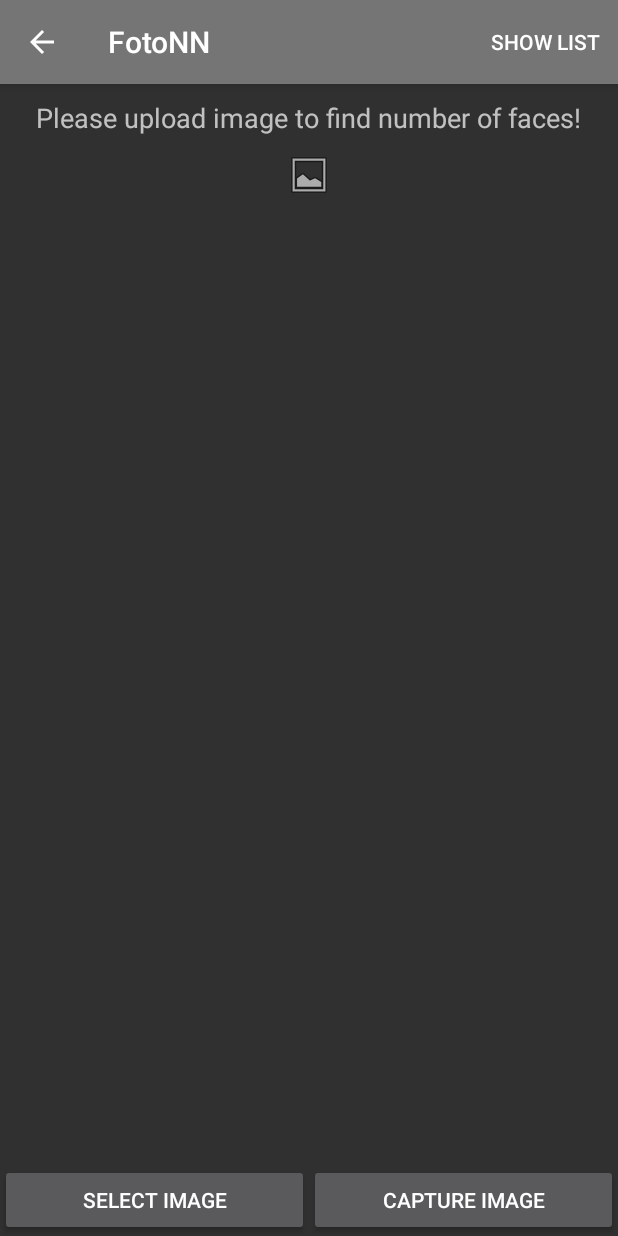
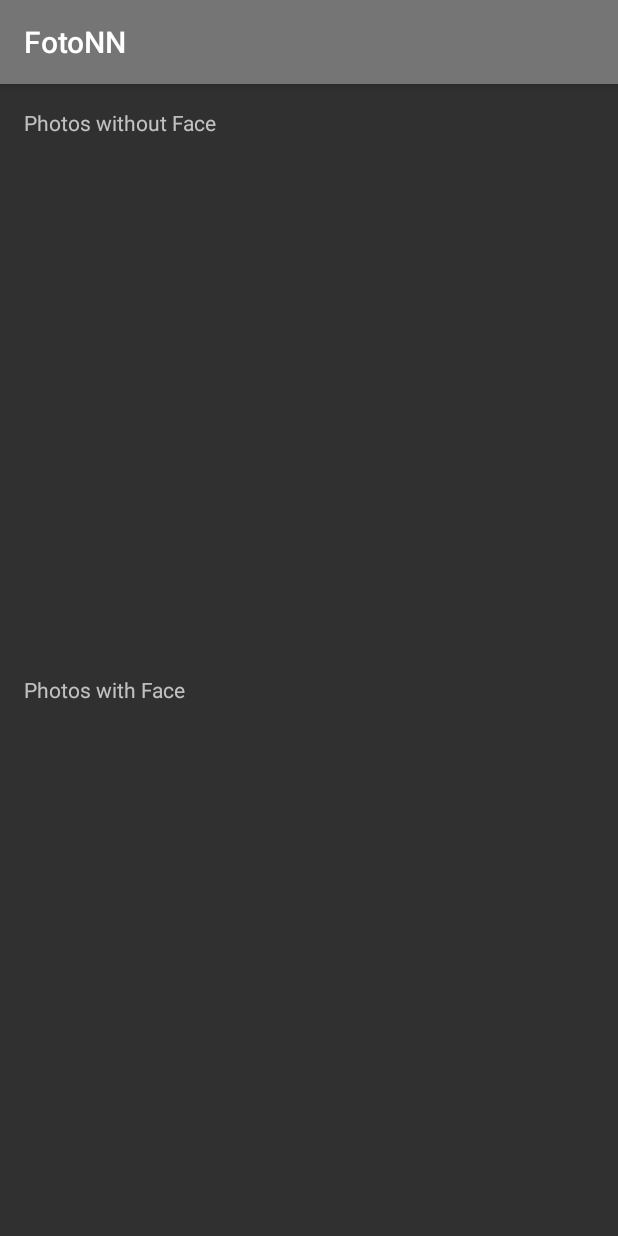
Before and after one commit to yadav-rahul/FotoNN, an Android app: the DetectFace screen opened directly, with no data from a screen before it, after a tap on "SHOW LIST", on a phone screen of 412 x 824 dp. Run offline under Robolectric (Android 15) with nearby library versions, the phone set to English and light mode, and no system bars; libraries missing offline, so code that uses them is left out: com.microsoft.projectoxford; pictures from the network do not load; 2 statements that could not run were skipped.

Commit message:
Add ListActivity

```diff
--- a/app/src/main/java/com/cfd/rahul/fotonn/DetectFace.java
+++ b/app/src/main/java/com/cfd/rahul/fotonn/DetectFace.java
@@ -1,8 +1,7 @@
 package com.cfd.rahul.fotonn;
 
 import android.Manifest;
-import android.app.Activity;
-import android.app.ProgressDialog;
+import android.app.*;
 import android.content.ContentValues;
 import android.content.Context;
 import android.content.DialogInterface;
@@ -487,6 +486,8 @@ public class DetectFace extends AppCompatActivity {
         //noinspection SimplifiableIfStatement
         if (id == R.id.action_settings) {
             //open list of images classified into differnt categories
+            Intent i = new Intent(this, ListActivity.class);
+            startActivity(i);
             return true;
         }
 
--- a/app/src/main/java/com/cfd/rahul/fotonn/FotoNN.java
+++ b/app/src/main/java/com/cfd/rahul/fotonn/FotoNN.java
@@ -152,11 +152,6 @@ public class FotoNN extends AppCompatActivity {
         this.sendBroadcast(mediaScanIntent);
     }
 
-
-    private void ListImages() {
-        Intent intent = new Intent(getBaseContext(), ListImagesActivity.class);
-        startActivity(intent);
-    }
 
     private void SelectImageFromGallery() {
         Intent intent = new Intent();
--- /dev/null
+++ b/app/src/main/java/com/cfd/rahul/fotonn/ListActivity.java
@@ -0,0 +1,13 @@
+package com.cfd.rahul.fotonn;
+
+import android.support.v7.app.AppCompatActivity;
+import android.os.Bundle;
+
+public class ListActivity extends AppCompatActivity {
+
+    @Override
+    protected void onCreate(Bundle savedInstanceState) {
+        super.onCreate(savedInstanceState);
+        setContentView(R.layout.activity_list);
+    }
+}
--- /dev/null
+++ b/app/src/main/res/layout/activity_list.xml
@@ -0,0 +1,55 @@
+<?xml version="1.0" encoding="utf-8"?>
+<LinearLayout xmlns:android="http://schemas.android.com/apk/res/android"
+    xmlns:tools="http://schemas.android.com/tools"
+    android:id="@+id/activity_list"
+    android:layout_width="match_parent"
+    android:layout_height="match_parent"
+    android:orientation="vertical"
+    android:paddingBottom="@dimen/activity_vertical_margin"
+    android:paddingLeft="@dimen/activity_horizontal_margin"
+    android:paddingRight="@dimen/activity_horizontal_margin"
+    android:paddingTop="@dimen/activity_vertical_margin"
+    tools:context="com.cfd.rahul.fotonn.ListActivity">
+
+    <LinearLayout
+        android:layout_width="match_parent"
+        android:layout_height="match_parent"
+        android:layout_weight="1"
+        android:orientation="vertical">
+
+        <TextView
+            android:layout_width="match_parent"
+            android:layout_height="wrap_content"
+            android:text="Photos without Face" />
+
+        <ListView
+            android:layout_marginTop="10dp"
+            android:id="@+id/no_face_list"
+            android:layout_width="match_parent"
+            android:layout_height="match_parent"
+            android:layout_weight="1" />
+    </LinearLayout>
+
+
+    <LinearLayout
+        android:layout_width="match_parent"
+        android:layout_height="match_parent"
+        android:layout_weight="1"
+        android:orientation="vertical">
+
+        <TextView
+            android:layout_marginTop="10dp"
+
+            android:layout_width="match_parent"
+            android:layout_height="wrap_content"
+            android:text="Photos with Face" />
+
+        <ListView
+            android:layout_marginTop="10dp"
+
+            android:id="@+id/face_list"
+            android:layout_width="match_parent"
+            android:layout_height="match_parent"
+            android:layout_weight="1" />
+    </LinearLayout>
+</LinearLayout>
--- a/app/src/main/res/layout/nav_header_main.xml
+++ b/app/src/main/res/layout/nav_header_main.xml
@@ -3,7 +3,7 @@
     xmlns:app="http://schemas.android.com/apk/res-auto"
     android:layout_width="match_parent"
     android:layout_height="@dimen/nav_header_height"
-    android:background="@drawable/side_nav_bar"
+    android:background="@color/colorAccent"
     android:gravity="bottom"
     android:orientation="vertical"
     android:paddingBottom="@dimen/activity_vertical_margin"
@@ -17,7 +17,7 @@
         android:layout_width="wrap_content"
         android:layout_height="wrap_content"
         android:paddingTop="@dimen/nav_header_vertical_spacing"
-        app:srcCompat="@android:drawable/sym_def_app_icon" />
+        app:srcCompat="@mipmap/ic_launcher" />
 
     <TextView
         android:layout_width="match_parent"
```
Also changed, not shown: app/src/main/AndroidManifest.xml (+3 -4 lines), app/src/main/java/com/cfd/rahul/fotonn/ListImagesActivity.java (deleted, +0 -76 lines).
